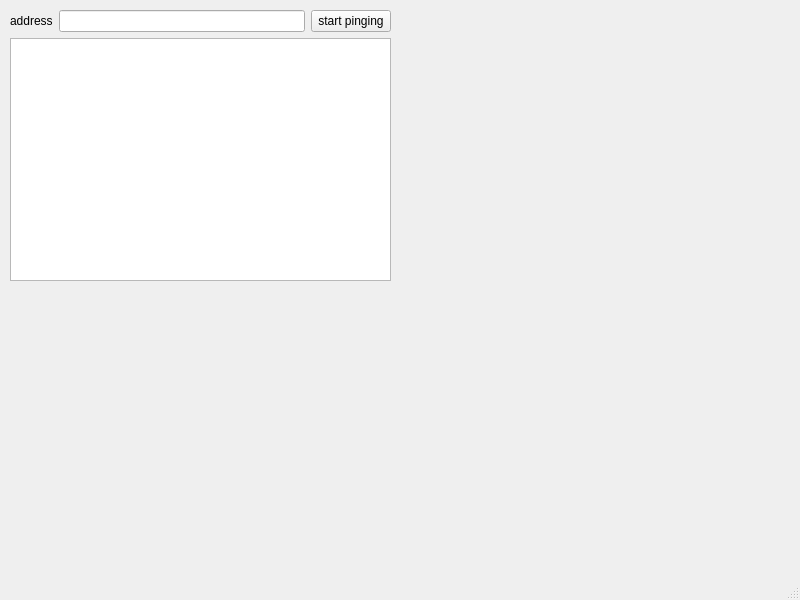
salaaad2/pinGUI, file mainwindow.ui: the form before one commit.
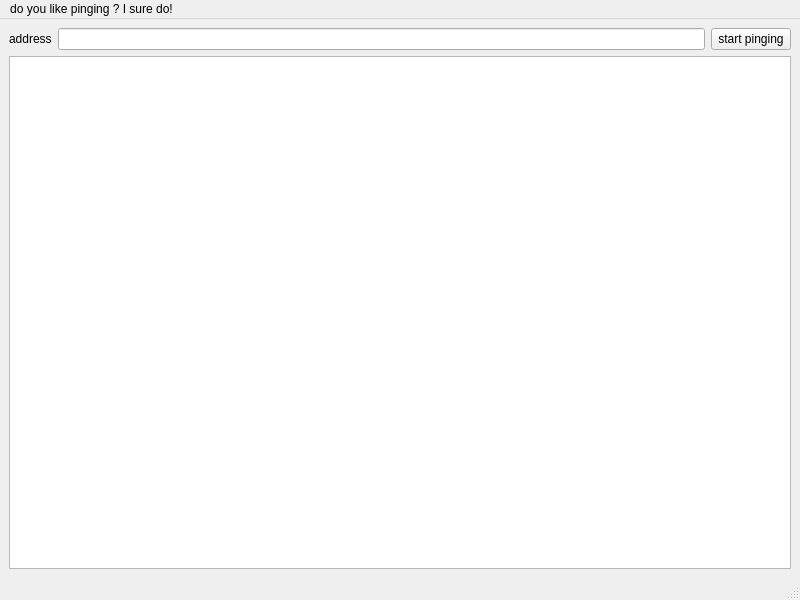
The form after the commit.

Commit message: I am a (cute) god, and I refusw to elaborate

```diff
--- a/mainwindow.ui
+++ b/mainwindow.ui
@@ -14,15 +14,8 @@
    <string>MainWindow</string>
   </property>
   <widget class="QWidget" name="centralwidget">
-   <widget class="QWidget" name="">
-    <property name="geometry">
-     <rect>
-      <x>10</x>
-      <y>10</y>
-      <width>381</width>
-      <height>271</height>
-     </rect>
-    </property>
+   <layout class="QVBoxLayout" name="verticalLayout_2">
+    <item>
     <layout class="QVBoxLayout" name="verticalLayout">
      <item>
       <layout class="QHBoxLayout" name="horizontalLayout">
@@ -49,7 +42,8 @@
       <widget class="QTextEdit" name="textEdit"/>
      </item>
     </layout>
-   </widget>
+    </item>
+   </layout>
   </widget>
   <widget class="QMenuBar" name="menubar">
    <property name="geometry">
@@ -60,6 +54,12 @@
      <height>22</height>
     </rect>
    </property>
+   <widget class="QMenu" name="menuasdasdasd">
+    <property name="title">
+     <string>do you like pinging ? I sure do!</string>
+    </property>
+   </widget>
+   <addaction name="menuasdasdasd"/>
   </widget>
   <widget class="QStatusBar" name="statusbar"/>
  </widget>
```
Lines whose indentation alone changed are shown as unchanged. The commit also changes 2 other files.
